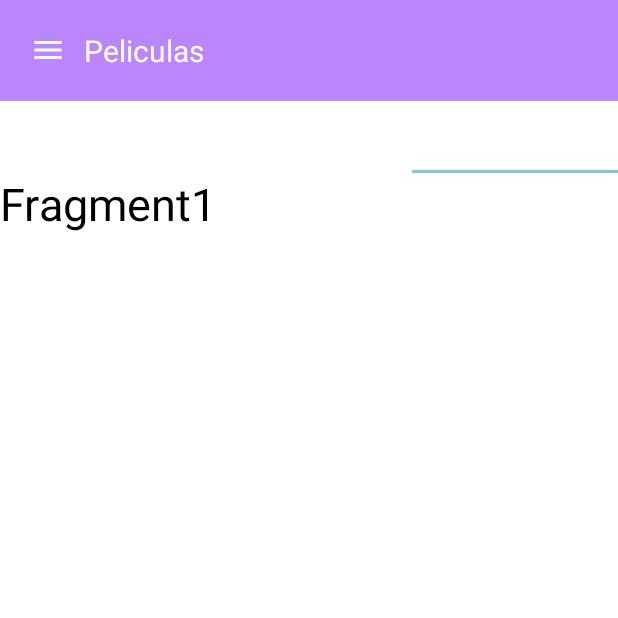
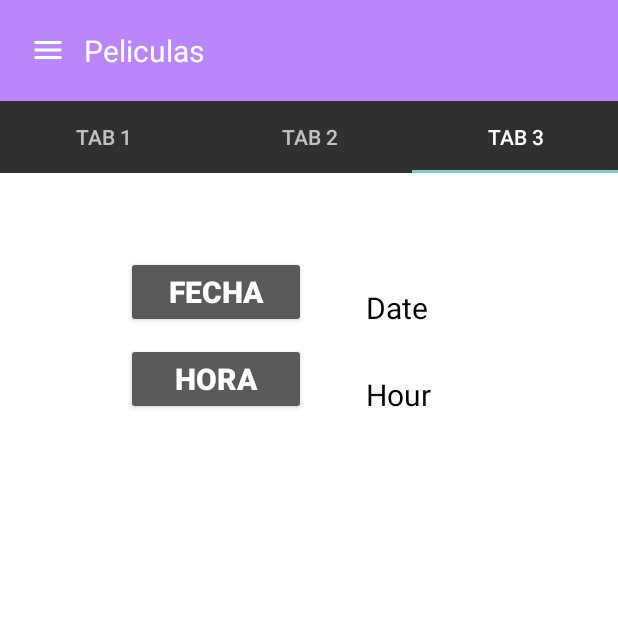
Before and after one commit to DAANVALE/MyGlobal, an Android app: the screen it shows after launch (PrincipalActivity), tab 3 chosen, on a phone screen of 412 x 824 dp, the top half of it. Run offline under Robolectric (Android 15) with nearby library versions, the phone set to English and light mode, and no system bars.

Commit message:
v0.1.6.0 // v0.5.1 errors solved & added design

```diff
--- a/app/build.gradle
+++ b/app/build.gradle
@@ -31,7 +31,8 @@ android {
 dependencies {
 
     implementation 'androidx.appcompat:appcompat:1.6.1'
-    implementation 'com.google.android.material:material:1.9.0'
+    //implementation 'com.google.android.material:material:1.9.0'
+    implementation 'com.google.android.material:material:1.7.0'
     implementation 'androidx.constraintlayout:constraintlayout:2.1.4'
     testImplementation 'junit:junit:4.13.2'
     androidTestImplementation 'androidx.test.ext:junit:1.1.5'
--- a/app/src/main/java/com/example/myglobal/PrincipalActivity.java
+++ b/app/src/main/java/com/example/myglobal/PrincipalActivity.java
@@ -1,13 +1,17 @@
 package com.example.myglobal;
 
+import androidx.annotation.NonNull;
+import androidx.annotation.Nullable;
 import androidx.appcompat.app.AppCompatActivity;
 import androidx.core.view.GravityCompat;
 import androidx.drawerlayout.widget.DrawerLayout;
 import androidx.viewpager2.widget.ViewPager2;
 
 import android.app.Activity;
+import android.content.Context;
 import android.content.Intent;
 import android.os.Bundle;
+import android.util.AttributeSet;
 import android.view.View;
 import android.widget.ImageView;
 import android.widget.LinearLayout;
@@ -18,7 +22,7 @@ public class PrincipalActivity extends AppCompatActivity {
 
     DrawerLayout drawerLayout;
     ImageView menu;
-    LinearLayout home, seccion1, seccion2;
+        LinearLayout home, seccion1, seccion2, seccion3;
 
     TabLayout tabLayout;
     ViewPager2 viewPager2;
@@ -33,10 +37,12 @@ public class PrincipalActivity extends AppCompatActivity {
         menu = findViewById(R.id.menu);
         seccion1 = findViewById(R.id.seccion1);
         seccion2 = findViewById(R.id.seccion2);
+        seccion3 = findViewById(R.id.seccion3);
 
         tabLayout = findViewById(R.id.tablayout);
         viewPager2 = findViewById(R.id.viewPager);
         viewPagerAdpter = new ViewPagerAdpter(this);
+
         viewPager2.setAdapter(viewPagerAdpter);
         tabLayout.addOnTabSelectedListener(new TabLayout.OnTabSelectedListener() {
             @Override
@@ -81,8 +87,12 @@ public class PrincipalActivity extends AppCompatActivity {
                 redirectActivity(PrincipalActivity.this, MainActivity.class);
             }
         });
-
-
+        seccion3.setOnClickListener(new View.OnClickListener() {
+            @Override
+            public void onClick(View v) {
+                redirectActivity(PrincipalActivity.this, DragDrop_Activity.class);
+            }
+        });
 
     }
     public static void openDrawer(DrawerLayout drawerLayout){
--- a/app/src/main/java/com/example/myglobal/Tab1.java
+++ b/app/src/main/java/com/example/myglobal/Tab1.java
@@ -1,16 +1,40 @@
 package com.example.myglobal;
 
+import static android.content.ContentValues.TAG;
+
+import android.app.DatePickerDialog;
+import android.app.TimePickerDialog;
 import android.os.Bundle;
 
+import androidx.annotation.NonNull;
+import androidx.annotation.Nullable;
 import androidx.fragment.app.Fragment;
 
+import android.util.Log;
 import android.view.LayoutInflater;
 import android.view.View;
 import android.view.ViewGroup;
+import android.widget.Button;
+import android.widget.DatePicker;
+import android.widget.EditText;
+import android.widget.TextView;
+import android.widget.TimePicker;
+
+import java.util.Calendar;
+
 public class Tab1 extends Fragment {
+
+    private TextView TVDate, TVHour;
+    private Button btnDate, btnHour;
+    private DatePickerDialog.OnDateSetListener dateSetListener;
+    private TimePickerDialog.OnTimeSetListener timeSetListener;
+
+    View root;
     @Override
     public View onCreateView(LayoutInflater inflater, ViewGroup container,
                              Bundle savedInstanceState) {
-        return inflater.inflate(R.layout.fragment_tab1, container, false);
+        root = inflater.inflate(R.layout.fragment_tab1, container, false);
+        return root;
     }
+
 }
--- a/app/src/main/java/com/example/myglobal/Tab2.java
+++ b/app/src/main/java/com/example/myglobal/Tab2.java
@@ -11,6 +11,6 @@ public class Tab2 extends Fragment {
     @Override
     public View onCreateView(LayoutInflater inflater, ViewGroup container,
                              Bundle savedInstanceState) {
-        return inflater.inflate(R.layout.fragment_tab1, container, false);
+        return inflater.inflate(R.layout.fragment_tab2, container, false);
     }
 }
--- a/app/src/main/java/com/example/myglobal/Tab3.java
+++ b/app/src/main/java/com/example/myglobal/Tab3.java
@@ -12,6 +12,6 @@ public class Tab3 extends Fragment {
     @Override
     public View onCreateView(LayoutInflater inflater, ViewGroup container,
                              Bundle savedInstanceState) {
-        return inflater.inflate(R.layout.fragment_tab1, container, false);
+        return inflater.inflate(R.layout.fragment_tab3, container, false);
     }
 }
--- a/app/src/main/res/layout/activity_principal.xml
+++ b/app/src/main/res/layout/activity_principal.xml
@@ -20,19 +20,20 @@
     <com.google.android.material.tabs.TabLayout
         android:id="@+id/tablayout"
         android:layout_width="match_parent"
-        android:layout_height="wrap_content">
+        android:layout_height="wrap_content"
+        android:background="#303030">
       <com.google.android.material.tabs.TabItem
-            android:text="Tab"
+          android:text="Tab 1"
           android:textColor="@color/black"
           android:layout_width="wrap_content"
           android:layout_height="wrap_content"/>
       <com.google.android.material.tabs.TabItem
-          android:text="Tab"
+          android:text="Tab 2"
           android:textColor="@color/black"
           android:layout_width="wrap_content"
           android:layout_height="wrap_content"/>
       <com.google.android.material.tabs.TabItem
-          android:text="Tab"
+          android:text="Tab 3"
           android:textColor="@color/black"
           android:layout_width="wrap_content"
           android:layout_height="wrap_content"/>
--- a/app/src/main/res/layout/cardview_item_netflix.xml
+++ b/app/src/main/res/layout/cardview_item_netflix.xml
@@ -28,6 +28,6 @@
             android:layout_height="match_parent"
             android:gravity="center"
             android:text="Video Title"
-            android:textColor="#123456" />
+            android:textColor="#D2D2D2" />
     </LinearLayout>
 </androidx.cardview.widget.CardView>
--- a/app/src/main/res/layout/fragment_tab3.xml
+++ b/app/src/main/res/layout/fragment_tab3.xml
@@ -6,11 +6,71 @@
     tools:context=".Tab3">
 
     <!-- TODO: Update blank fragment layout -->
-    <TextView
+    <ScrollView
         android:layout_width="match_parent"
         android:layout_height="match_parent"
-        android:text="Fragment3"
-        android:textSize="30sp"
-        android:textColor="@color/black"/>
+        android:layout_marginTop="10dp"
+        android:padding="35dp">
 
+        <LinearLayout
+            android:layout_width="wrap_content"
+            android:layout_height="wrap_content"
+            android:orientation="vertical"
+            android:layout_gravity="center_horizontal">
+        <LinearLayout
+            android:layout_width="match_parent"
+            android:layout_height="wrap_content"
+            android:orientation="horizontal"
+            android:gravity="center"
+            android:layout_marginTop="10dp">
+
+            <Button
+                android:id="@+id/btnDate"
+                android:layout_width="120dp"
+                android:layout_height="wrap_content"
+                android:text="Fecha"
+                android:textSize="20sp"
+                android:textStyle="bold" />
+
+            <TextView
+                android:id="@+id/TVDate"
+                android:layout_width="match_parent"
+                android:layout_height="match_parent"
+                android:text="Date"
+                android:textSize="20sp"
+                android:gravity="bottom"
+                android:layout_marginLeft="40dp"
+                android:layout_marginRight="40dp"
+                android:textColor="@color/black"/>
+
+        </LinearLayout>
+        <LinearLayout
+            android:layout_width="match_parent"
+            android:layout_height="wrap_content"
+            android:orientation="horizontal"
+            android:gravity="center"
+            android:layout_marginTop="10dp">
+
+            <Button
+                android:id="@+id/btnHour"
+                android:layout_width="120dp"
+                android:layout_height="wrap_content"
+                android:text="Hora"
+                android:textSize="20sp"
+                android:textStyle="bold"
+                />
+
+            <TextView
+                android:id="@+id/TVHour"
+                android:layout_width="match_parent"
+                android:layout_height="match_parent"
+                android:text="Hour"
+                android:textSize="20sp"
+                android:gravity="bottom"
+                android:layout_marginLeft="40dp"
+                android:layout_marginRight="40dp"
+                android:textColor="@color/black"/>
+        </LinearLayout>
+        </LinearLayout>
+    </ScrollView>
 </FrameLayout>
--- a/app/src/main/res/layout/nav_drawer.xml
+++ b/app/src/main/res/layout/nav_drawer.xml
@@ -40,7 +40,7 @@
             android:layout_width="wrap_content"
             android:layout_height="wrap_content"
             android:textColor="@color/purple_200"
-            android:text="seccion 1"
+            android:text="Inicio"
             android:textSize="20sp"
             android:drawablePadding="8dp"/>
     </LinearLayout>
@@ -57,7 +57,7 @@
             android:layout_width="wrap_content"
             android:layout_height="wrap_content"
             android:textColor="@color/purple_200"
-            android:text="seccion 2"
+            android:text="Ordenar"
             android:textSize="20sp"
             android:drawablePadding="8dp"/>
     </LinearLayout>
@@ -74,7 +74,7 @@
             android:layout_width="wrap_content"
             android:layout_height="wrap_content"
             android:textColor="@color/purple_200"
-            android:text="seccion 3"
+            android:text="Mini-Juego"
             android:textSize="20sp"
             android:drawablePadding="8dp"/>
     </LinearLayout>
--- a/app/src/main/res/values/colors.xml
+++ b/app/src/main/res/values/colors.xml
@@ -7,4 +7,5 @@
     <color name="teal_700">#FF018786</color>
     <color name="black">#FF000000</color>
     <color name="white">#FFFFFFFF</color>
+    <color name="daanHEX">#33DAA4</color>
 </resources>
```
Also changed, not shown: app/src/main/java/com/example/myglobal/Video_Activity.java (+1 -12 lines), app/src/main/res/layout/activity_video.xml (+3 -10 lines), app/src/main/res/layout/fragment_tab1.xml (+15 -4 lines), app/src/main/res/layout/fragment_tab2.xml (+16 -6 lines). Lines whose indentation alone changed are shown as unchanged.
